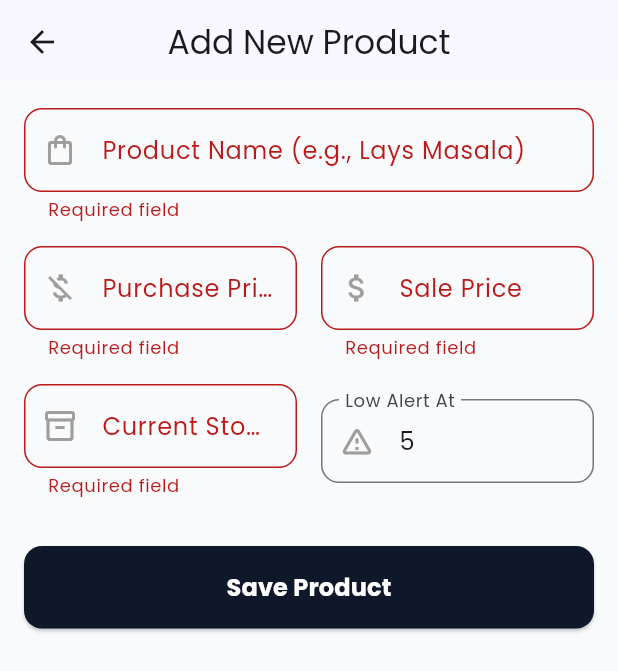
After one commit to RehanAhmadDev/AzamKiryanaStore, a Flutter app: the ProductFormScreen screen opened directly, after a tap on "Save Product", on a phone screen of 412 x 824 dp. The commit adds this screen. Shown: the top 671 px of the screen. Run offline on Flutter 3.47's test engine with Material 3 defaults, Android fonts, the phone set to English and light mode, and no system bars; our stand-ins replace flutter_riverpod, google_fonts, pdf, printing, sqflite, supabase_flutter; missing offline and left inert: file_saver, mobile_scanner; accounts and stored records are empty.

Commit message:
feat: implemented product add/edit form and connected to inventory screen

```diff
--- a/lib/features/inventory/presentation/screens/inventory_screen.dart
+++ b/lib/features/inventory/presentation/screens/inventory_screen.dart
@@ -4,6 +4,7 @@ import 'package:flutter/material.dart';
 import 'package:supabase_flutter/supabase_flutter.dart';
 import '../../domain/entities/product_entity.dart';
 import '../../data/repositories/inventory_repository_impl.dart';
+import 'product_form_screen.dart'; // 🚀 UPDATE: Nayi form screen ka import
 
 class InventoryScreen extends StatefulWidget {
   const InventoryScreen({Key? key}) : super(key: key);
@@ -36,9 +37,11 @@ class _InventoryScreenState extends State<InventoryScreen> {
       });
     } catch (e) {
       setState(() => _isLoading = false);
-      ScaffoldMessenger.of(context).showSnackBar(
-        SnackBar(content: Text('Error loading products: $e')),
-      );
+      if (mounted) {
+        ScaffoldMessenger.of(context).showSnackBar(
+          SnackBar(content: Text('Error loading products: $e')),
+        );
+      }
     }
   }
 
@@ -58,7 +61,6 @@ class _InventoryScreenState extends State<InventoryScreen> {
       body: _isLoading
           ? const Center(child: CircularProgressIndicator())
           : _products.isEmpty
-      // 🚀 UPDATE: Proper English UI Text
           ? const Center(
         child: Text(
           'No inventory items found.\nTap the + button to add a new item.',
@@ -106,8 +108,19 @@ class _InventoryScreenState extends State<InventoryScreen> {
               ),
               trailing: IconButton(
                 icon: const Icon(Icons.edit, color: Colors.blue),
-                onPressed: () {
-                  // TODO: Navigate to Edit Product Form
+                onPressed: () async {
+                  // 🚀 UPDATE: Edit Product Form par bhejna
+                  final result = await Navigator.push(
+                    context,
+                    MaterialPageRoute(
+                      builder: (context) => ProductFormScreen(product: product),
+                    ),
+                  );
+
+                  // Agar item update hua hai to list refresh karein
+                  if (result == true) {
+                    _loadProducts();
+                  }
                 },
               ),
             ),
@@ -115,8 +128,17 @@ class _InventoryScreenState extends State<InventoryScreen> {
         },
       ),
       floatingActionButton: FloatingActionButton.extended(
-        onPressed: () {
-          // TODO: Navigate to Add Product Form
+        onPressed: () async {
+          // 🚀 UPDATE: Add Product Form par bhejna
+          final result = await Navigator.push(
+            context,
+            MaterialPageRoute(builder: (context) => const ProductFormScreen()),
+          );
+
+          // Agar naya item add hua hai to list refresh karein
+          if (result == true) {
+            _loadProducts();
+          }
         },
         icon: const Icon(Icons.add),
         label: const Text('Add Item'),
--- /dev/null
+++ b/lib/features/inventory/presentation/screens/product_form_screen.dart
@@ -0,0 +1,209 @@
+// lib/features/inventory/presentation/screens/product_form_screen.dart
+
+import 'package:flutter/material.dart';
+import 'package:supabase_flutter/supabase_flutter.dart';
+import 'package:uuid/uuid.dart'; // Is ke liye shayad aapko uuid package add karna parre agar error aaye
+import '../../domain/entities/product_entity.dart';
+import '../../data/repositories/inventory_repository_impl.dart';
+
+class ProductFormScreen extends StatefulWidget {
+  final ProductEntity? product; // Agar ye null hai to Add Mode, agar data hai to Edit Mode
+
+  const ProductFormScreen({Key? key, this.product}) : super(key: key);
+
+  @override
+  State<ProductFormScreen> createState() => _ProductFormScreenState();
+}
+
+class _ProductFormScreenState extends State<ProductFormScreen> {
+  final _formKey = GlobalKey<FormState>();
+  final _repository = InventoryRepositoryImpl(Supabase.instance.client);
+
+  bool _isLoading = false;
+
+  // Text Controllers
+  late TextEditingController _nameController;
+  late TextEditingController _purchasePriceController;
+  late TextEditingController _salePriceController;
+  late TextEditingController _stockController;
+  late TextEditingController _lowStockController;
+
+  @override
+  void initState() {
+    super.initState();
+    // Agar Edit mode hai toh purana data controllers mein daal do, warna khali rakho
+    _nameController = TextEditingController(text: widget.product?.name ?? '');
+    _purchasePriceController = TextEditingController(text: widget.product != null ? widget.product!.purchasePrice.toStringAsFixed(0) : '');
+    _salePriceController = TextEditingController(text: widget.product != null ? widget.product!.salePrice.toStringAsFixed(0) : '');
+    _stockController = TextEditingController(text: widget.product?.stock.toString() ?? '');
+    _lowStockController = TextEditingController(text: widget.product?.lowStockThreshold.toString() ?? '5');
+  }
+
+  @override
+  void dispose() {
+    _nameController.dispose();
+    _purchasePriceController.dispose();
+    _salePriceController.dispose();
+    _stockController.dispose();
+    _lowStockController.dispose();
+    super.dispose();
+  }
+
+  Future<void> _saveProduct() async {
+    if (!_formKey.currentState!.validate()) return;
+
+    setState(() => _isLoading = true);
+
+    try {
+      final isEditMode = widget.product != null;
+
+      final productToSave = ProductEntity(
+        id: isEditMode ? widget.product!.id : const Uuid().v4(), // Naya UUID generate karna
+        name: _nameController.text.trim(),
+        purchasePrice: double.parse(_purchasePriceController.text.trim()),
+        salePrice: double.parse(_salePriceController.text.trim()),
+        stock: int.parse(_stockController.text.trim()),
+        lowStockThreshold: int.parse(_lowStockController.text.trim()),
+        createdAt: isEditMode ? widget.product!.createdAt : DateTime.now(),
+        updatedAt: DateTime.now(),
+        isActive: true,
+      );
+
+      if (isEditMode) {
+        await _repository.updateProduct(productToSave);
+      } else {
+        await _repository.addProduct(productToSave);
+      }
+
+      if (mounted) {
+        // Form close kar ke pichli screen ko batana ke data update ho gaya (true)
+        Navigator.pop(context, true);
+      }
+    } catch (e) {
+      if (mounted) {
+        ScaffoldMessenger.of(context).showSnackBar(
+          SnackBar(content: Text('Error saving product: $e')),
+        );
+      }
+    } finally {
+      if (mounted) {
+        setState(() => _isLoading = false);
+      }
+    }
+  }
+
+  @override
+  Widget build(BuildContext context) {
+    final isEditMode = widget.product != null;
+
+    return Scaffold(
+      appBar: AppBar(
+        title: Text(isEditMode ? 'Edit Product' : 'Add New Product'),
+        centerTitle: true,
+      ),
+      body: _isLoading
+          ? const Center(child: CircularProgressIndicator())
+          : SingleChildScrollView(
+        padding: const EdgeInsets.all(16.0),
+        child: Form(
+          key: _formKey,
+          child: Column(
+            crossAxisAlignment: CrossAxisAlignment.stretch,
+            children: [
+              _buildTextField(
+                controller: _nameController,
+                label: 'Product Name (e.g., Lays Masala)',
+                icon: Icons.shopping_bag_outlined,
+                keyboardType: TextInputType.name,
+              ),
+              const SizedBox(height: 16),
+              Row(
+                children: [
+                  Expanded(
+                    child: _buildTextField(
+                      controller: _purchasePriceController,
+                      label: 'Purchase Price',
+                      icon: Icons.money_off,
+                      keyboardType: TextInputType.number,
+                    ),
+                  ),
+                  const SizedBox(width: 16),
+                  Expanded(
+                    child: _buildTextField(
+                      controller: _salePriceController,
+                      label: 'Sale Price',
+                      icon: Icons.attach_money,
+                      keyboardType: TextInputType.number,
+                    ),
+                  ),
+                ],
+              ),
+              const SizedBox(height: 16),
+              Row(
+                children: [
+                  Expanded(
+                    child: _buildTextField(
+                      controller: _stockController,
+                      label: 'Current Stock',
+                      icon: Icons.inventory_2_outlined,
+                      keyboardType: TextInputType.number,
+                    ),
+                  ),
+                  const SizedBox(width: 16),
+                  Expanded(
+                    child: _buildTextField(
+                      controller: _lowStockController,
+                      label: 'Low Alert At',
+                      icon: Icons.warning_amber_rounded,
+                      keyboardType: TextInputType.number,
+                    ),
+                  ),
+                ],
+              ),
+              const SizedBox(height: 32),
+              ElevatedButton(
+                style: ElevatedButton.styleFrom(
+                  padding: const EdgeInsets.symmetric(vertical: 16),
+                  backgroundColor: const Color(0xFF0F172A),
+                  shape: RoundedRectangleBorder(
+                    borderRadius: BorderRadius.circular(12),
+                  ),
+                ),
+                onPressed: _saveProduct,
+                child: const Text(
+                  'Save Product',
+                  style: TextStyle(fontSize: 16, fontWeight: FontWeight.bold, color: Colors.white),
+                ),
+              ),
+            ],
+          ),
+        ),
+      ),
+    );
+  }
+
+  Widget _buildTextField({
+    required TextEditingController controller,
+    required String label,
+    required IconData icon,
+    required TextInputType keyboardType,
+  }) {
+    return TextFormField(
+      controller: controller,
+      keyboardType: keyboardType,
+      decoration: InputDecoration(
+        labelText: label,
+        prefixIcon: Icon(icon, color: Colors.grey),
+        border: OutlineInputBorder(
+          borderRadius: BorderRadius.circular(12),
+        ),
+      ),
+      validator: (value) {
+        if (value == null || value.trim().isEmpty) {
+          return 'Required field';
+        }
+        return null;
+      },
+    );
+  }
+}
```
